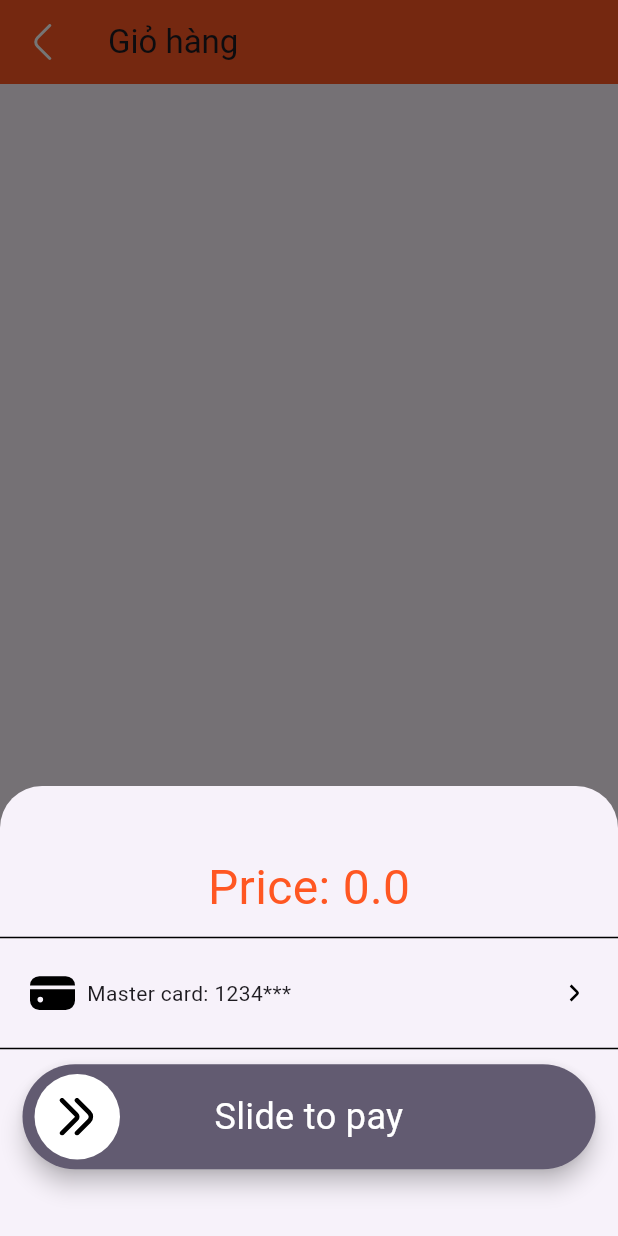
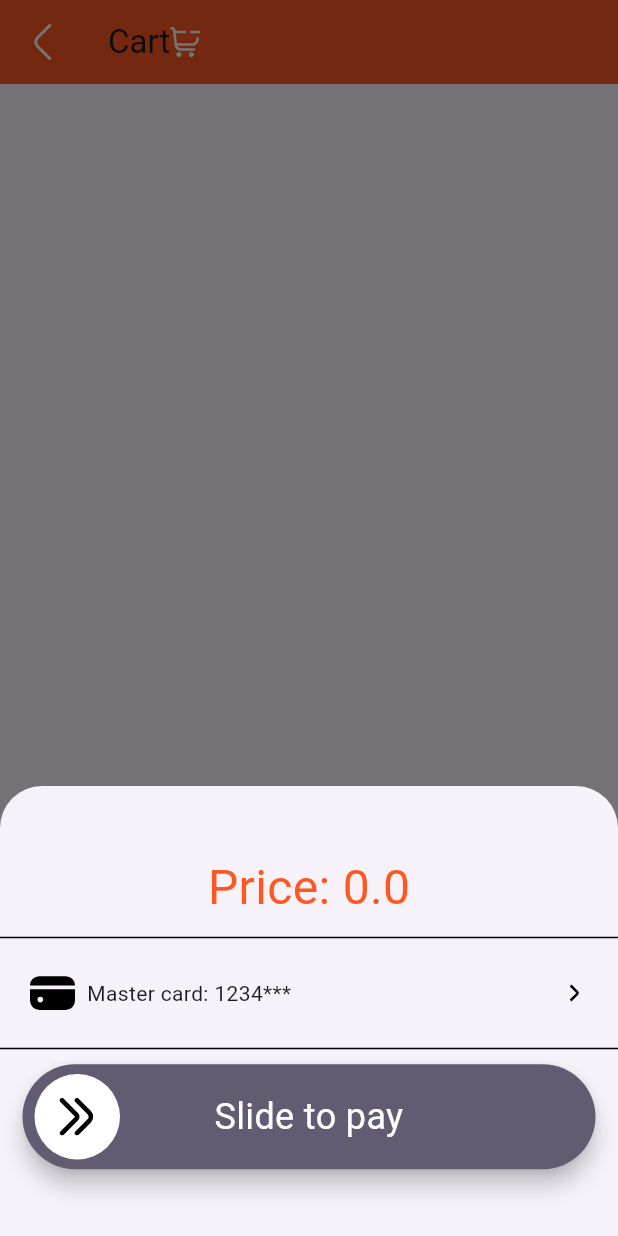
Before and after one commit to FuryGox/shoppe_f, a Flutter app: the cart_main screen opened by its route, after a tap on "Thanh Toán", on a phone screen of 412 x 824 dp. Run offline on Flutter 3.47's test engine with Material 3 defaults, Android fonts, the light colour scheme and no system bars; drawn by our look-alikes of slide_to_act; our stand-ins replace carousel_slider, flutter_svg, like_button.

Commit message:
Edit Text

```diff
--- a/lib/screen/cart/cart_main.dart
+++ b/lib/screen/cart/cart_main.dart
@@ -6,6 +6,8 @@ import 'package:shoppe_f/data.dart';
 import 'package:shoppe_f/main.dart';
 import 'package:shoppe_f/screen/Product/product.dart';
 import 'package:slide_to_act/slide_to_act.dart';
+
+import '../Product/product_main.dart';
 
 class cart_main extends StatefulWidget{
   @override
@@ -19,7 +21,13 @@ class cart extends State<cart_main>{
     return Scaffold(
       appBar: AppBar(
         leading: backbutton(),
-        title: Text('Giỏ hàng'),
+        title: Container(
+            child: Row(
+              children: [
+                Text('Cart'),
+                SvgPicture.asset('assets/icon/cart-minus.svg',width: 20,height: 20,color: Colors.white,)
+              ],
+        )),
         backgroundColor: Colors.deepOrange,
       ),
       body: Consumer<data>(
@@ -65,7 +73,7 @@ class cart extends State<cart_main>{
                       mainAxisAlignment: MainAxisAlignment.center,
                       children: [
                         Text(
-                          "Tong so tien: ",
+                          "Tổng số tiền: ",
                           style: TextStyle(
                             fontSize: 16,
                           ),
@@ -230,7 +238,7 @@ class cart_list_item extends State<item_cart>{
     Product Product_item = data().get_product_by_id(item.id);
     return GestureDetector(
             onTap: (){
-              print('opss');
+              Navigator.push(context, MaterialPageRoute(builder: (context) => product_item(item: data().get_product_by_id(Product_item.id))));
             },
             child: Row(
               mainAxisAlignment: MainAxisAlignment.spaceBetween,
@@ -257,7 +265,7 @@ class cart_list_item extends State<item_cart>{
                               ),
                             ),
                             Text(
-                              item.price.toString(),
+                              'Giá: ${item.price.toString()}',
                               maxLines: 2,
                               style: TextStyle(
                                 fontSize: 14,
```
